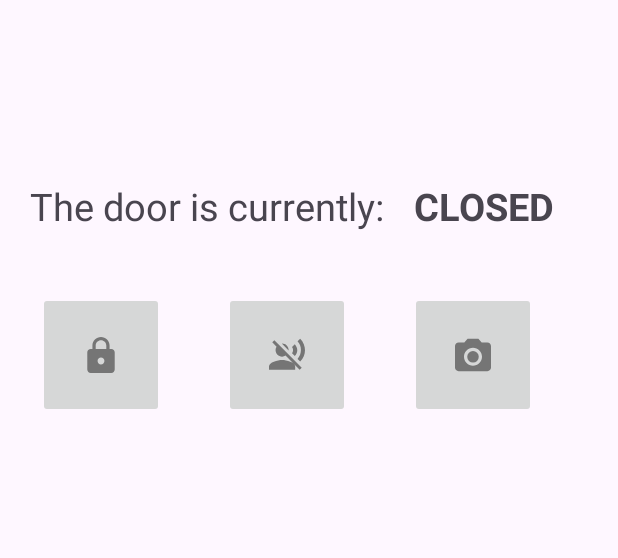
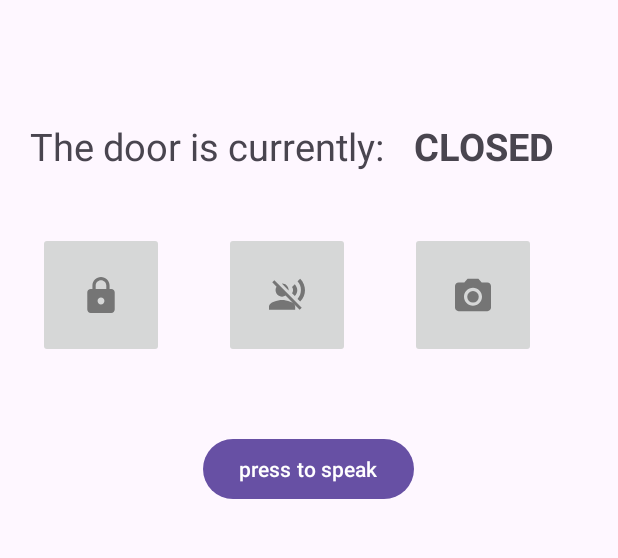
Before and after one commit to coryTuyaoqing/SmartDoorBell, an Android app: the screen it shows after launch (MainActivity), on a phone screen of 412 x 824 dp, the part 535-1093 px from its top. Run offline under Robolectric (Android 15) with nearby library versions, the phone set to English and light mode, and no system bars; 1 statement that could not run was skipped.

```diff
--- a/app/src/main/java/com/example/smartdoorbell/MainActivity.java
+++ b/app/src/main/java/com/example/smartdoorbell/MainActivity.java
@@ -1,10 +1,10 @@
 package com.example.smartdoorbell;
 
+import android.Manifest;
 import android.content.Intent;
 import android.content.pm.PackageManager;
 import android.graphics.Bitmap;
 import android.graphics.BitmapFactory;
-import android.media.MediaPlayer;
 import android.media.MediaRecorder;
 import android.net.Uri;
 import android.os.Build;
@@ -12,7 +12,6 @@ import android.os.Bundle;
 import android.os.Environment;
 import android.os.Handler;
 import android.os.Looper;
-import android.provider.MediaStore;
 import android.provider.Settings;
 import android.util.Log;
 import android.view.View;
@@ -20,7 +19,6 @@ import android.widget.Button;
 import android.widget.ImageButton;
 import android.widget.ImageView;
 import android.widget.TextView;
-import android.Manifest;
 
 import androidx.annotation.NonNull;
 import androidx.appcompat.app.AppCompatActivity;
@@ -40,7 +38,7 @@ import okhttp3.Response;
 
 public class MainActivity extends AppCompatActivity {
 
-    private Button btnProfile;
+    private Button btnProfile, btnPressToSpeak;
     private TextView txtDoorStatus;
     private ImageView cameraPhoto;
 
@@ -51,8 +49,8 @@ public class MainActivity extends AppCompatActivity {
     private ImageButton imgBtnLock, imgBtnSpeak, imgBtnCamera;
     private boolean doorClosed, speakable;
     private OkHttpClient client;
-    final private String url = "http://192.168.1.103/photo";
-    private static final String url_audio = "http://192.168.1.103/upload_audio"; //CHANGE THIS!!!!!
+    final private String url = "http://192.168.0.106:80/photo";
+    private static final String url_audio = "http://192.168.0.106:80/upload_audio"; //CHANGE THIS!!!!!
     private static final int RECORD_AUDIO_PERMISSION_REQUEST_CODE = 100;
 
     @Override
@@ -129,51 +127,6 @@ public class MainActivity extends AppCompatActivity {
                     startRecording();
                 }
             }
-
-            private void stopAudio() {
-                mediaRecorder.stop();
-                mediaRecorder.release();
-            }
-
-            private void uploadAudioFile(final String filePath) {
-                final File audioFile = new File(filePath);
-                if (!audioFile.exists()) {
-                    Log.e("MainActivity", "Audio file not found");
-                    return;
-                }
-
-                // Create a multipart request body
-                RequestBody requestBody = new MultipartBody.Builder()
-                        .setType(MultipartBody.FORM)
-                        .addFormDataPart("file", audioFile.getName(),
-                                RequestBody.create(audioFile, MediaType.parse("audio/3gpp")))
-                        .build();
-
-                Request request = new Request.Builder()
-                        .url(url_audio)
-                        .post(requestBody)
-                        .build();
-
-                client.newCall(request).enqueue(new okhttp3.Callback() {
-                    @Override
-                    public void onFailure(okhttp3.Call call, IOException e) {
-                        e.printStackTrace();
-                        Log.e("MainActivity", "Failed to upload audio", e);
-                    }
-
-                    @Override
-                    public void onResponse(okhttp3.Call call, Response response) throws IOException {
-                        if (response.isSuccessful()) {
-                            // Handle successful upload
-                            Log.d("MainActivity", "Audio uploaded successfully");
-                        } else {
-                            // Handle failed upload
-                            Log.e("MainActivity", "Failed to upload audio: " + response.code());
-                        }
-                    }
-                });
-            }
-
         });
 
         imgBtnCamera.setOnClickListener(new View.OnClickListener() {
@@ -205,8 +158,16 @@ public class MainActivity extends AppCompatActivity {
                 });
             }
         });
+
+        btnPressToSpeak.setOnClickListener(new View.OnClickListener() {
+            @Override
+            public void onClick(View v) {
+
+            }
+        });
     }
 
+    @Override
     public void onRequestPermissionsResult(int requestCode, @NonNull String[] permissions, @NonNull int[] grantResults) {
         super.onRequestPermissionsResult(requestCode, permissions, grantResults);
 
@@ -240,9 +201,53 @@ public class MainActivity extends AppCompatActivity {
             Log.e("MainActivity", "Failed to start recording: " + e.getMessage());
         }
     }
+    private void stopAudio() {
+        mediaRecorder.stop();
+        mediaRecorder.release();
+    }
+
+    private void uploadAudioFile(final String filePath) {
+        final File audioFile = new File(filePath);
+        if (!audioFile.exists()) {
+            Log.e("MainActivity", "Audio file not found");
+            return;
+        }
+
+        // Create a multipart request body
+        RequestBody requestBody = new MultipartBody.Builder()
+                .setType(MultipartBody.FORM)
+                .addFormDataPart("file", audioFile.getName(),
+                        RequestBody.create(audioFile, MediaType.parse("audio/3gpp")))
+                .build();
+
+        Request request = new Request.Builder()
+                .url(url_audio)
+                .post(requestBody)
+                .build();
+
+        client.newCall(request).enqueue(new okhttp3.Callback() {
+            @Override
+            public void onFailure(okhttp3.Call call, IOException e) {
+                e.printStackTrace();
+                Log.e("MainActivity", "Failed to upload audio", e);
+            }
+
+            @Override
+            public void onResponse(okhttp3.Call call, Response response) throws IOException {
+                if (response.isSuccessful()) {
+                    // Handle successful upload
+                    Log.d("MainActivity", "Audio uploaded successfully");
+                } else {
+                    // Handle failed upload
+                    Log.e("MainActivity", "Failed to upload audio: " + response.code());
+                }
+            }
+        });
+    }
 
     private void intiView() {
         btnProfile = findViewById(R.id.btnProfile);
+        btnPressToSpeak = findViewById(R.id.btnPressToSpeak);
         txtDoorStatus = findViewById(R.id.txtDoorStatus);
         imgBtnLock = findViewById(R.id.imgBtnLock);
         imgBtnSpeak = findViewById(R.id.imgBtnSpeak);
--- a/app/src/main/res/layout/activity_main.xml
+++ b/app/src/main/res/layout/activity_main.xml
@@ -65,7 +65,7 @@
         android:layout_width="match_parent"
         android:layout_height="wrap_content"
         android:layout_below="@+id/secondRL"
-        android:layout_marginTop="80dp">
+        android:layout_marginTop="40dp">
 
         <TextView
             android:id="@+id/txtTheDoorIsCurrently"
@@ -133,6 +133,13 @@
         android:layout_below="@+id/thirdRL"
         android:layout_marginTop="10dp">
 
+        <Button
+            android:layout_width="wrap_content"
+            android:layout_height="wrap_content"
+            android:text="press to speak"
+            android:layout_centerHorizontal="true"
+            android:layout_marginTop="40dp"
+            android:id="@+id/btnPressToSpeak"/>
 
     </RelativeLayout>
 
```
